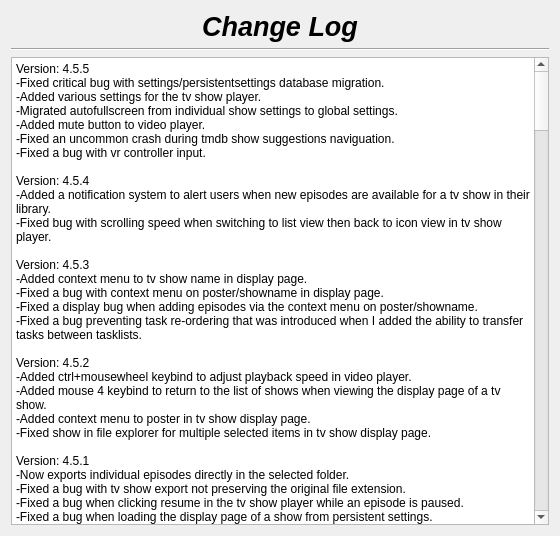
Before: the Qt Designer form changelog.ui in therealMaPMaKeR/MMDiary, drawn with Qt 5.
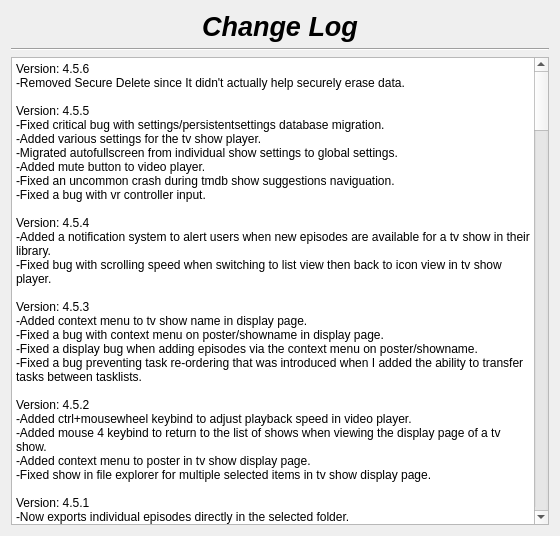
After: the same form once the commit is applied.

Diff of the .ui file:
```diff
--- a/changelog.ui
+++ b/changelog.ui
@@ -55,7 +55,7 @@
 li.unchecked::marker { content: &quot;\2610&quot;; }
 li.checked::marker { content: &quot;\2612&quot;; }
 &lt;/style&gt;&lt;/head&gt;&lt;body style=&quot; font-family:'Segoe UI'; font-size:9pt; font-weight:400; font-style:normal;&quot;&gt;
-&lt;p style=&quot; margin-top:0px; margin-bottom:0px; margin-left:0px; margin-right:0px; -qt-block-indent:0; text-indent:0px;&quot;&gt;Version: 4.5.5&lt;br /&gt;-Fixed critical bug with settings/persistentsettings database migration.&lt;br /&gt;-Added various settings for the tv show player.&lt;br /&gt;-Migrated autofullscreen from individual show settings to global settings.&lt;br /&gt;-Added mute button to video player.&lt;br /&gt;-Fixed an uncommon crash during tmdb show suggestions naviguation.&lt;br /&gt;-Fixed a bug with vr controller input.&lt;br /&gt;&lt;br /&gt;Version: 4.5.4&lt;br /&gt;-Added a notification system to alert users when new episodes are available for a tv show in their library.&lt;/p&gt;
+&lt;p style=&quot; margin-top:0px; margin-bottom:0px; margin-left:0px; margin-right:0px; -qt-block-indent:0; text-indent:0px;&quot;&gt;Version: 4.5.6&lt;br /&gt;-Removed Secure Delete since It didn't actually help securely erase data.&lt;br /&gt;&lt;br /&gt;Version: 4.5.5&lt;br /&gt;-Fixed critical bug with settings/persistentsettings database migration.&lt;br /&gt;-Added various settings for the tv show player.&lt;br /&gt;-Migrated autofullscreen from individual show settings to global settings.&lt;br /&gt;-Added mute button to video player.&lt;br /&gt;-Fixed an uncommon crash during tmdb show suggestions naviguation.&lt;br /&gt;-Fixed a bug with vr controller input.&lt;br /&gt;&lt;br /&gt;Version: 4.5.4&lt;br /&gt;-Added a notification system to alert users when new episodes are available for a tv show in their library.&lt;/p&gt;
 &lt;p style=&quot; margin-top:0px; margin-bottom:0px; margin-left:0px; margin-right:0px; -qt-block-indent:0; text-indent:0px;&quot;&gt;-Fixed bug with scrolling speed when switching to list view then back to icon view in tv show player.&lt;br /&gt;&lt;br /&gt;Version: 4.5.3&lt;br /&gt;-Added context menu to tv show name in display page.&lt;br /&gt;-Fixed a bug with context menu on poster/showname in display page.&lt;br /&gt;-Fixed a display bug when adding episodes via the context menu on poster/showname.&lt;br /&gt;-Fixed a bug preventing task re-ordering that was introduced when I added the ability to transfer tasks between tasklists.&lt;/p&gt;
 &lt;p style=&quot; margin-top:0px; margin-bottom:0px; margin-left:0px; margin-right:0px; -qt-block-indent:0; text-indent:0px;&quot;&gt;&lt;br /&gt;Version: 4.5.2&lt;br /&gt;-Added ctrl+mousewheel keybind to adjust playback speed in video player.&lt;br /&gt;-Added mouse 4 keybind to return to the list of shows when viewing the display page of a tv show.&lt;/p&gt;
 &lt;p style=&quot; margin-top:0px; margin-bottom:0px; margin-left:0px; margin-right:0px; -qt-block-indent:0; text-indent:0px;&quot;&gt;-Added context menu to poster in tv show display page.&lt;br /&gt;-Fixed show in file explorer for multiple selected items in tv show display page.&lt;br /&gt;&lt;br /&gt;Version: 4.5.1&lt;br /&gt;-Now exports individual episodes directly in the selected folder.&lt;br /&gt;-Fixed a bug with tv show export not preserving the original file extension.&lt;/p&gt;
```
